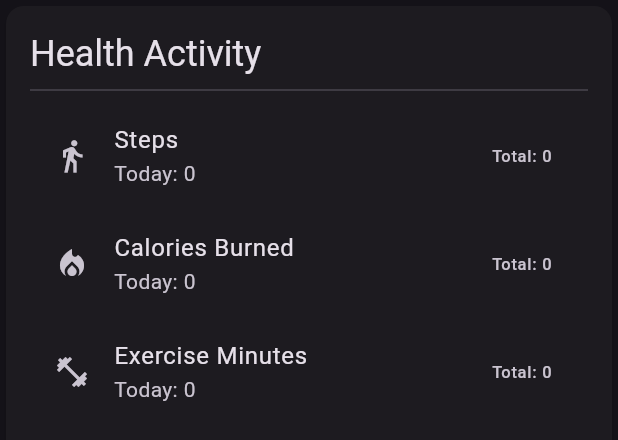
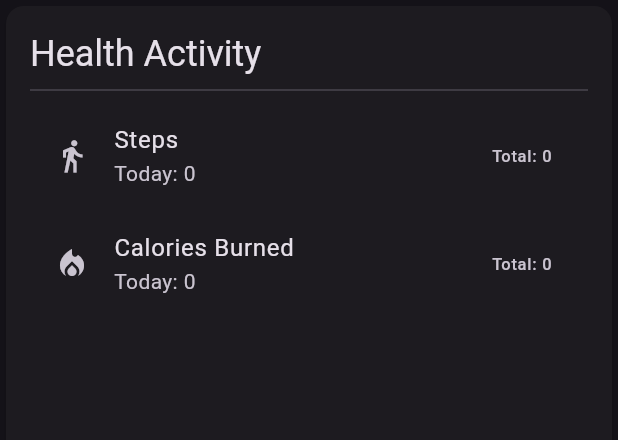
Before and after one commit to enzosv/idlefit-flutter, a Flutter app: the HealthStatsCard widget shown alone on an empty page, opened directly, on a phone screen of 412 x 824 dp. Shown: the top 440 px of the screen. Run offline on Flutter 3.47's test engine with Material 3 defaults, Android fonts, the phone set to English and light mode, and no system bars; our stand-ins replace objectbox, shared_preferences; missing offline and left inert: flame, health; accounts and stored records are empty; generated files the repository leaves out were written again.

Commit message:
remove healthcard exercise minutes

```diff
--- a/lib/widgets/health_stats_card.dart
+++ b/lib/widgets/health_stats_card.dart
@@ -87,12 +87,6 @@ class _HealthStatsCardState extends State<HealthStatsCard> {
               today: today.calories,
               total: total.calories,
             ),
-            _HealthStatsTile(
-              icon: Icons.fitness_center,
-              title: "Exercise Minutes",
-              today: today.exerciseMinutes,
-              total: total.exerciseMinutes,
-            ),
           ],
         ),
       ),
```
